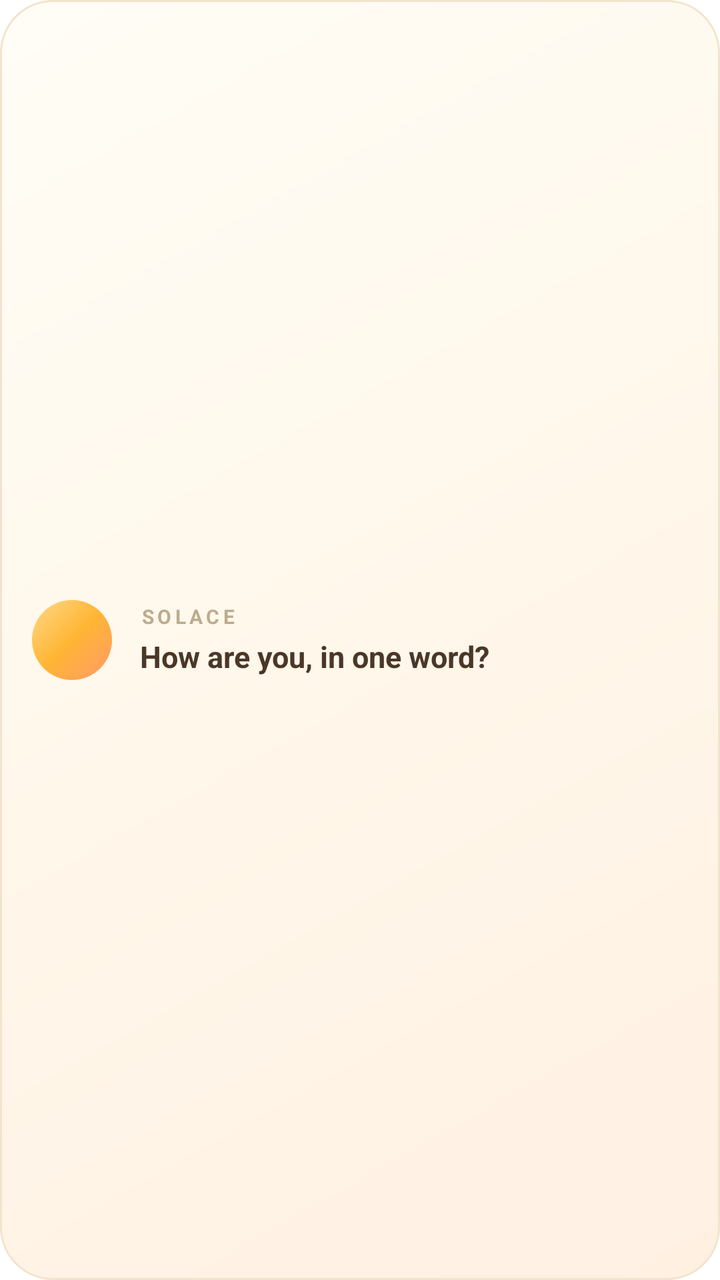
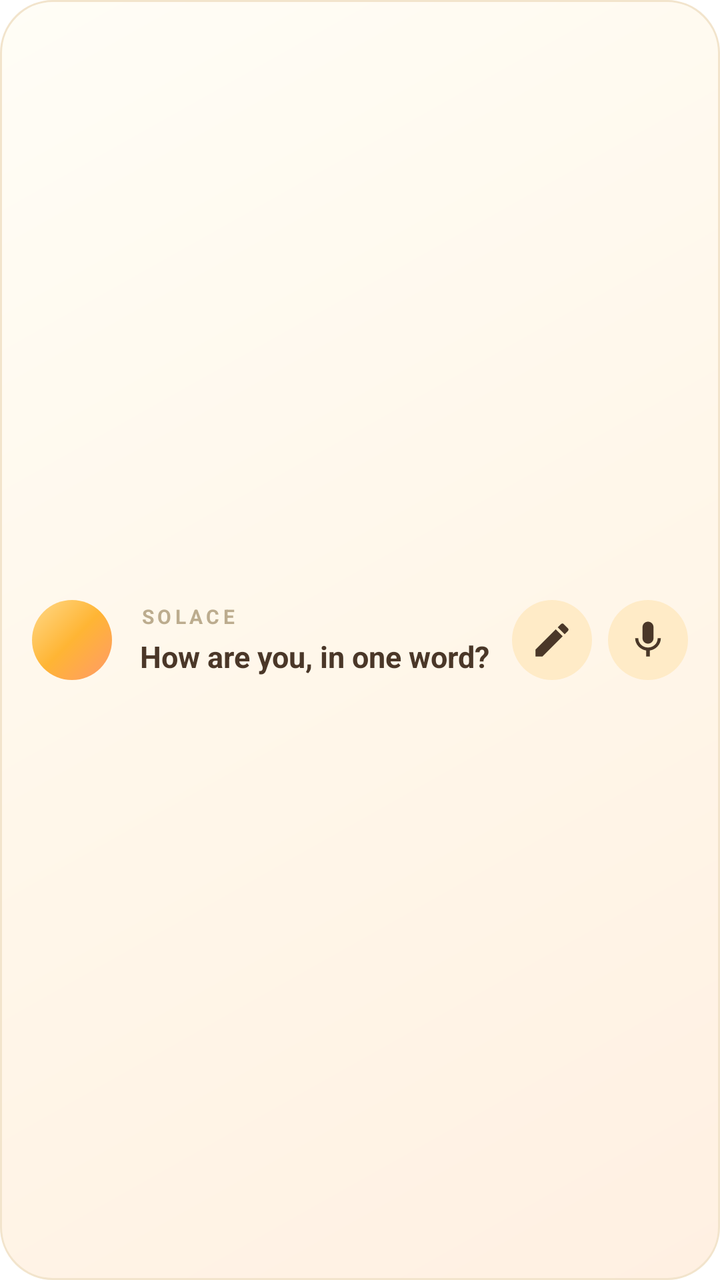

Screens rendered from an Android XML layout before and after an edit, with the pre-edit source and the edit as a unified diff.
<!-- AndroidManifest.xml: fallback theme Theme.MaterialComponents.DayNight.NoActionBar -->
<!-- res/layout/checkin_widget.xml -->
<?xml version="1.0" encoding="utf-8"?>
<LinearLayout xmlns:android="http://schemas.android.com/apk/res/android"
    android:id="@+id/widget_root"
    android:layout_width="match_parent"
    android:layout_height="match_parent"
    android:background="@drawable/widget_background"
    android:gravity="center_vertical"
    android:orientation="horizontal"
    android:padding="16dp">

    <ImageView
        android:id="@+id/widget_orb"
        android:layout_width="40dp"
        android:layout_height="40dp"
        android:background="@drawable/widget_orb"
        android:contentDescription="@string/checkin_widget_description" />

    <LinearLayout
        android:layout_width="0dp"
        android:layout_height="wrap_content"
        android:layout_marginStart="14dp"
        android:layout_weight="1"
        android:orientation="vertical">

        <TextView
            android:id="@+id/widget_eyebrow"
            android:layout_width="wrap_content"
            android:layout_height="wrap_content"
            android:letterSpacing="0.18"
            android:text="@string/checkin_widget_eyebrow"
            android:textColor="@color/widget_eyebrow"
            android:textSize="10sp"
            android:textStyle="bold" />

        <TextView
            android:id="@+id/widget_prompt"
            android:layout_width="match_parent"
            android:layout_height="wrap_content"
            android:layout_marginTop="3dp"
            android:ellipsize="end"
            android:maxLines="2"
            android:text="@string/checkin_widget_prompt"
            android:textColor="@color/widget_ink"
            android:textSize="15sp"
            android:textStyle="bold" />
    </LinearLayout>
</LinearLayout>
<!-- resources referenced by this layout -->
<resources>
  <color name="widget_eyebrow">#BCAC8E</color>
  <color name="widget_ink">#4A3728</color>
  <!-- drawable widget_background (drawable) -->
  <?xml version="1.0" encoding="utf-8"?>
  <shape xmlns:android="http://schemas.android.com/apk/res/android"
      android:shape="rectangle">
      <corners android:radius="26dp" />
      <gradient
          android:angle="315"
          android:startColor="#FFFDF6"
          android:centerColor="#FFF7EA"
          android:endColor="#FFF0E2" />
      <stroke
          android:width="1dp"
          android:color="#F2E4CC" />
  </shape>
  <!-- drawable widget_orb (drawable) -->
  <?xml version="1.0" encoding="utf-8"?>
  <shape xmlns:android="http://schemas.android.com/apk/res/android"
      android:shape="oval">
      <gradient
          android:angle="315"
          android:startColor="#FFD98A"
          android:centerColor="#FFB534"
          android:endColor="#FF9A6A" />
  </shape>
  <string name="checkin_widget_description">A one-word check-in, one tap away</string>
  <string name="checkin_widget_eyebrow">SOLACE</string>
  <string name="checkin_widget_prompt">How are you, in one word?</string>
</resources>

<!-- the commit's change to res/layout/checkin_widget.xml (unified diff, before → after) -->
@@ -44,4 +44,25 @@
             android:textSize="15sp"
             android:textStyle="bold" />
     </LinearLayout>
+
+    
+    <ImageView
+        android:id="@+id/widget_write"
+        android:layout_width="40dp"
+        android:layout_height="40dp"
+        android:layout_marginStart="8dp"
+        android:background="@drawable/widget_button"
+        android:contentDescription="@string/widget_write_description"
+        android:padding="9dp"
+        android:src="@drawable/ic_widget_write" />
+
+    <ImageView
+        android:id="@+id/widget_voice"
+        android:layout_width="40dp"
+        android:layout_height="40dp"
+        android:layout_marginStart="8dp"
+        android:background="@drawable/widget_button"
+        android:contentDescription="@string/widget_voice_description"
+        android:padding="9dp"
+        android:src="@drawable/ic_widget_mic" />
 </LinearLayout>
<!-- resource entries referenced after the edit -->
@@ -2,6 +2,28 @@
 <resources>
   <color name="widget_eyebrow">#BCAC8E</color>
   <color name="widget_ink">#4A3728</color>
+  <!-- drawable ic_widget_mic (drawable) -->
+  <?xml version="1.0" encoding="utf-8"?>
+  <vector xmlns:android="http://schemas.android.com/apk/res/android"
+      android:width="24dp"
+      android:height="24dp"
+      android:viewportWidth="24"
+      android:viewportHeight="24">
+      <path
+          android:fillColor="#4A3728"
+          android:pathData="M12,14c1.66,0 3,-1.34 3,-3V5c0,-1.66 -1.34,-3 -3,-3S9,3.34 9,5v6c0,1.66 1.34,3 3,3zM17.3,11c0,3 -2.54,5.1 -5.3,5.1S6.7,14 6.7,11H5c0,3.41 2.72,6.23 6,6.72V21h2v-3.28c3.28,-0.48 6,-3.3 6,-6.72h-1.7z" />
+  </vector>
+  <!-- drawable ic_widget_write (drawable) -->
+  <?xml version="1.0" encoding="utf-8"?>
+  <vector xmlns:android="http://schemas.android.com/apk/res/android"
+      android:width="24dp"
+      android:height="24dp"
+      android:viewportWidth="24"
+      android:viewportHeight="24">
+      <path
+          android:fillColor="#4A3728"
+          android:pathData="M3,17.25V21h3.75L17.81,9.94l-3.75,-3.75L3,17.25zM20.71,7.04c0.39,-0.39 0.39,-1.02 0,-1.41l-2.34,-2.34c-0.39,-0.39 -1.02,-0.39 -1.41,0l-1.83,1.83 3.75,3.75 1.83,-1.83z" />
+  </vector>
   <!-- drawable widget_background (drawable) -->
   <?xml version="1.0" encoding="utf-8"?>
   <shape xmlns:android="http://schemas.android.com/apk/res/android"
@@ -16,6 +38,12 @@
           android:width="1dp"
           android:color="#F2E4CC" />
   </shape>
+  <!-- drawable widget_button (drawable) -->
+  <?xml version="1.0" encoding="utf-8"?>
+  <shape xmlns:android="http://schemas.android.com/apk/res/android"
+      android:shape="oval">
+      <solid android:color="#FFEBC7" />
+  </shape>
   <!-- drawable widget_orb (drawable) -->
   <?xml version="1.0" encoding="utf-8"?>
   <shape xmlns:android="http://schemas.android.com/apk/res/android"
@@ -29,5 +57,7 @@
   <string name="checkin_widget_description">A one-word check-in, one tap away</string>
   <string name="checkin_widget_eyebrow">SOLACE</string>
   <string name="checkin_widget_prompt">How are you, in one word?</string>
+  <string name="widget_voice_description">Talk a check-in</string>
+  <string name="widget_write_description">Write a check-in</string>
 </resources>
 
